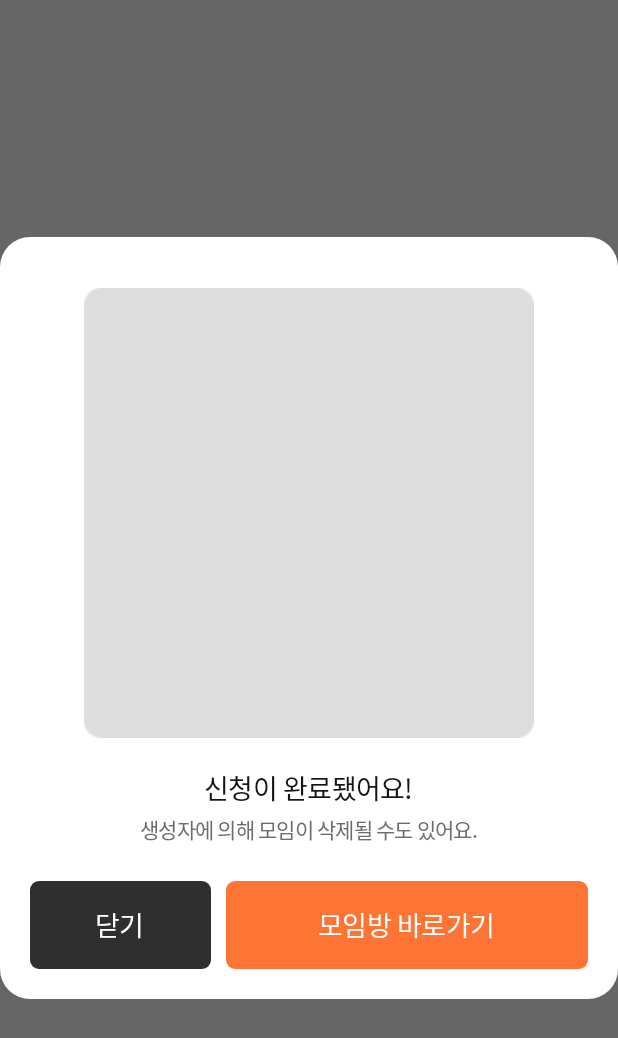
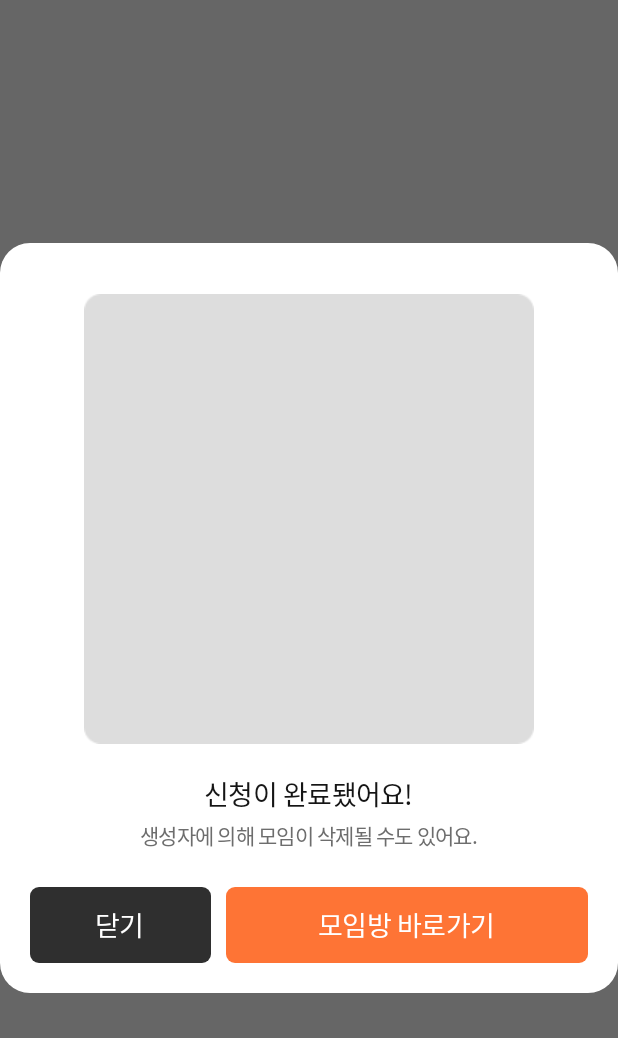
Before and after one commit to SOPT-all/35-APPJAM-ANDROID-GONGBAEK, an Android app built with Jetpack Compose: the @Preview function PreviewGongBaekDialog2, on a phone screen of 412 x 824 dp. Shown: the top 1038 px of the screen. Run offline under Robolectric (Android 15) with nearby library versions, the phone set to English and light mode, and no system bars; Roboto replaces fonts that are not available here.

Commit message:
[refactor] 버튼 padding 값 반영을 수정합니다.

```diff
--- a/app/src/main/java/com/sopt/gongbaek/presentation/ui/component/button/GongBaekBasicButton.kt
+++ b/app/src/main/java/com/sopt/gongbaek/presentation/ui/component/button/GongBaekBasicButton.kt
@@ -23,6 +23,7 @@ fun GongBaekBasicButton(
     onClick: () -> Unit,
     modifier: Modifier = Modifier,
     enabled: Boolean = true,
+    verticalPadding: Int = 16,
     enableButtonColor: Color = GongBaekTheme.colors.mainOrange,
     disableButtonColor: Color = GongBaekTheme.colors.gray03
 ) {
@@ -33,7 +34,7 @@ fun GongBaekBasicButton(
                 color = if (enabled) enableButtonColor else disableButtonColor,
                 shape = RoundedCornerShape(6.dp)
             )
-            .padding(vertical = 16.dp)
+            .padding(vertical = verticalPadding.dp)
             .clickableWithoutRipple { onClick() },
         contentAlignment = Alignment.Center
     ) {
--- a/app/src/main/java/com/sopt/gongbaek/presentation/ui/component/dialog/GongBaekDialog.kt
+++ b/app/src/main/java/com/sopt/gongbaek/presentation/ui/component/dialog/GongBaekDialog.kt
@@ -84,6 +84,7 @@ fun GongBaekDialog(
                         onClick = {
                             onDismissButtonClick()
                         },
+                        verticalPadding = 12,
                         modifier = Modifier.weight(1f),
                         enableButtonColor = GongBaekTheme.colors.gray09
                     )
@@ -92,6 +93,7 @@ fun GongBaekDialog(
                         onClick = {
                             onConfirmButtonClick()
                         },
+                        verticalPadding = 12,
                         modifier = Modifier.weight(2f)
                     )
                 }
```
